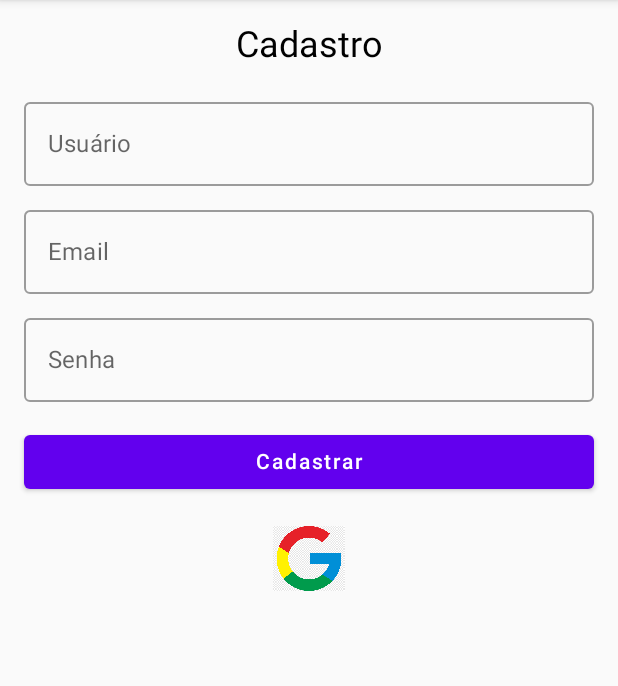
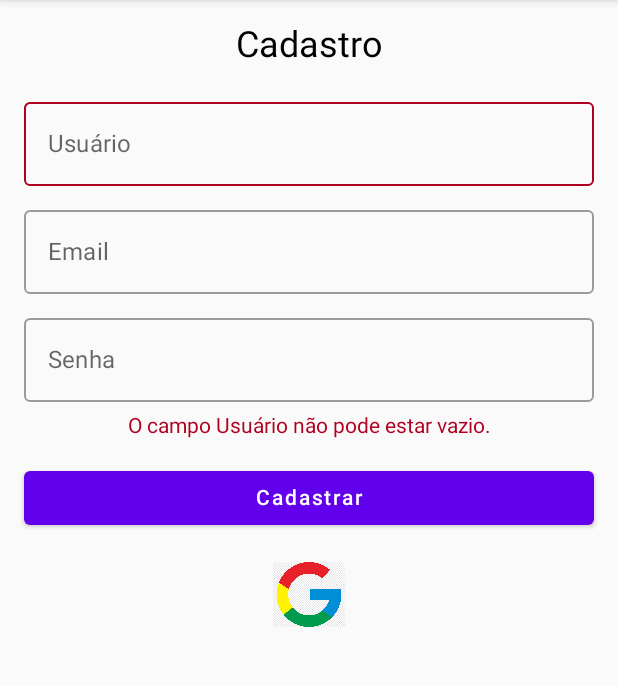
Before and after one commit to jandersonsiqueira/read-sync-mobile, an Android app built with Jetpack Compose: the CadastroActivity screen opened directly, with no data from a screen before it, after a tap on "Cadastrar", on a phone screen of 412 x 824 dp, the part 84-770 px from its top. Run offline under Robolectric (Android 15) with nearby library versions, the phone set to English and light mode, and no system bars; our stand-ins replace Firebase (no records; nobody signed in at launch, a user with empty details on screens opened directly).

Commit message:
Criando validações nos campos e animação de carregamento

```diff
--- a/androidApp/src/main/java/com/example/readsync2/android/leitor/CadastroActivity.kt
+++ b/androidApp/src/main/java/com/example/readsync2/android/leitor/CadastroActivity.kt
@@ -93,6 +93,8 @@ fun CadastroScreen(
     var usuario by remember { mutableStateOf("") }
     var senha by remember { mutableStateOf("") }
     var email by remember { mutableStateOf("") }
+    var isLoading by remember { mutableStateOf(false) }
+    var errorMessage by remember { mutableStateOf<String?>(null) }
 
     Column(
         horizontalAlignment = Alignment.CenterHorizontally,
@@ -110,7 +112,8 @@ fun CadastroScreen(
             value = usuario,
             onValueChange = { usuario = it },
             label = { Text("Usuário") },
-            modifier = Modifier.fillMaxWidth()
+            modifier = Modifier.fillMaxWidth(),
+            isError = errorMessage == "O campo Usuário não pode estar vazio."
         )
 
         Spacer(modifier = Modifier.height(8.dp))
@@ -119,7 +122,8 @@ fun CadastroScreen(
             value = email,
             onValueChange = { email = it },
             label = { Text("Email") },
-            modifier = Modifier.fillMaxWidth()
+            modifier = Modifier.fillMaxWidth(),
+            isError = errorMessage == "O campo Email não pode estar vazio." || errorMessage == "Por favor, insira um email válido."
         )
 
         Spacer(modifier = Modifier.height(8.dp))
@@ -129,26 +133,50 @@ fun CadastroScreen(
             onValueChange = { senha = it },
             label = { Text("Senha") },
             modifier = Modifier.fillMaxWidth(),
-            visualTransformation = PasswordVisualTransformation()
+            visualTransformation = PasswordVisualTransformation(),
+            isError = errorMessage == "O campo Senha não pode estar vazio." || errorMessage == "A senha deve ter pelo menos 6 caracteres."
         )
+
+        if (errorMessage != null) {
+            Text(
+                text = errorMessage ?: "",
+                color = MaterialTheme.colors.error,
+                modifier = Modifier.padding(top = 8.dp)
+            )
+        }
 
         Spacer(modifier = Modifier.height(16.dp))
 
         Button(
             onClick = {
+                val (isValid, message) = validateInputs(usuario, email, senha)
+                if (isValid) {
+                    isLoading = true
                     auth.createUserWithEmailAndPassword(email, senha)
                         .addOnCompleteListener { task ->
+                            isLoading = false
                             if (task.isSuccessful) {
                                 val intent = Intent(context, TelaPrincipalLeitor::class.java)
                                 startActivity(context, intent, null)
                             } else {
-                            // Exibir mensagem de erro
+                                errorMessage = "Erro ao criar a conta. Tente novamente."
                             }
                         }
+                } else {
+                    errorMessage = message
+                }
             },
-            modifier = Modifier.fillMaxWidth()
+            modifier = Modifier.fillMaxWidth(),
+            enabled = !isLoading
         ) {
+            if (isLoading) {
+                CircularProgressIndicator(
+                    color = MaterialTheme.colors.onPrimary,
+                    modifier = Modifier.size(24.dp)
+                )
+            } else {
                 Text("Cadastrar")
+            }
         }
 
         Spacer(modifier = Modifier.height(16.dp))
@@ -159,10 +187,33 @@ fun CadastroScreen(
             modifier = Modifier
                 .size(48.dp)
                 .clickable {
+                    isLoading = true
                     val signInIntent = googleSignInClient.signInIntent
                     context.startActivityForResult(signInIntent, RC_SIGN_IN)
                 }
         )
+
+        if (isLoading) {
+            Spacer(modifier = Modifier.height(32.dp))
+            CircularProgressIndicator()
+        }
+    }
+}
+
+fun validateInputs(
+    usuario: String,
+    email: String,
+    senha: String
+): Pair<Boolean, String?> {
+    val emailRegex = "[a-zA-Z0-9._-]+@[a-zA-Z0-9.-]+\\.[a-zA-Z]{2,}".toRegex()
+
+    return when {
+        usuario.isBlank() -> Pair(false, "O campo Usuário não pode estar vazio.")
+        email.isBlank() -> Pair(false, "O campo Email não pode estar vazio.")
+        senha.isBlank() -> Pair(false, "O campo Senha não pode estar vazio.")
+        senha.length < 6 -> Pair(false, "A senha deve ter pelo menos 6 caracteres.")
+        !email.matches(emailRegex) -> Pair(false, "Por favor, insira um email válido.")
+        else -> Pair(true, null)
     }
 }
 
```
Also changed, not shown: androidApp/src/main/java/com/example/readsync2/android/admin/AdminLoginActivity.kt (+25 -6 lines), androidApp/src/main/java/com/example/readsync2/android/leitor/LeitorLoginActivity.kt (+34 -11 lines). Lines whose indentation alone changed are shown as unchanged.
